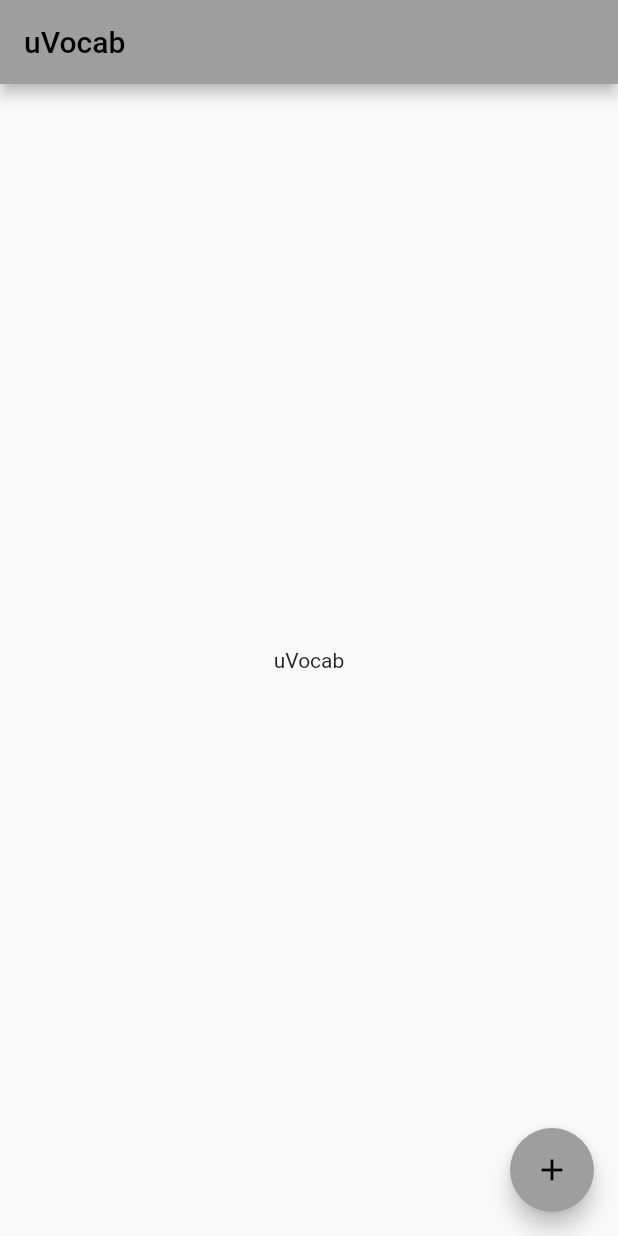
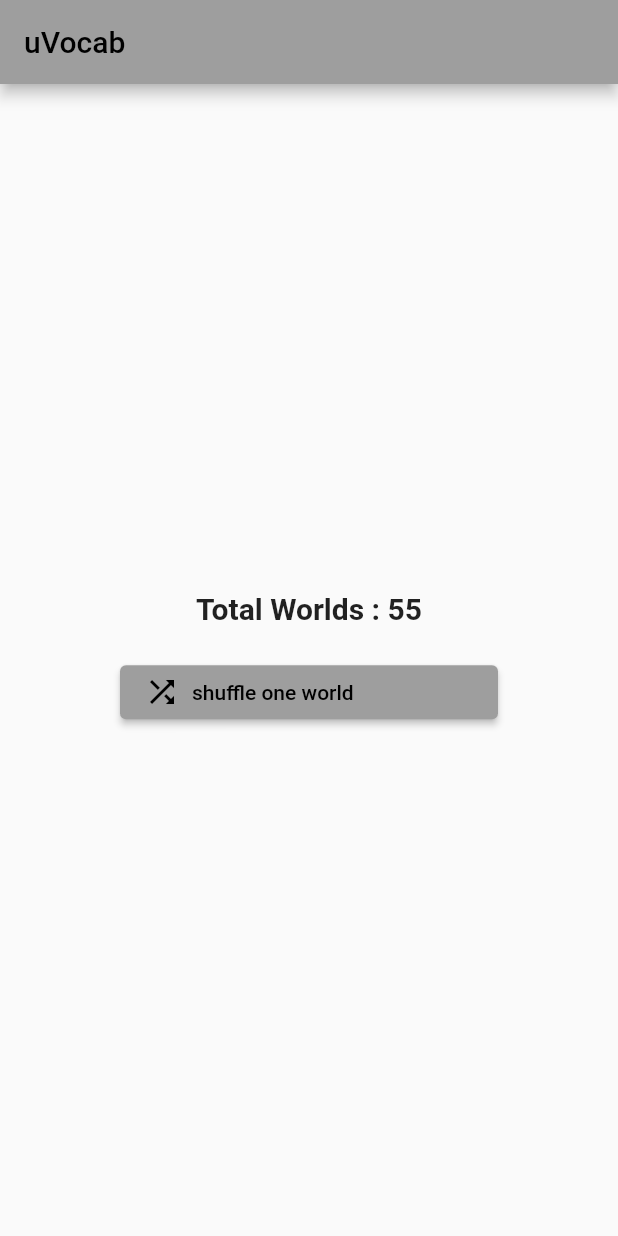
Before and after one commit to robsonoduarte/u_vocab, a Flutter app: the screen it shows after launch, on a phone screen of 412 x 824 dp. Run offline on Flutter 3.47's test engine with Material 2 defaults, Android fonts, the light colour scheme and no system bars; our stand-ins replace go_router.

Commit message:
first version of shuffle word to google define (#9)
Co-authored-by: Robson Duarte <robosn.o.d@gmail.com>

```diff
--- /dev/null
+++ b/lib/db/database.dart
@@ -0,0 +1,61 @@
+class DataBase {
+  final _words = [
+    'jaw',
+    'generate',
+    'boilerplate',
+    'forklift',
+    'treasury',
+    'relative',
+    'equity',
+    'course',
+    'focus',
+    'rusty',
+    'bag',
+    'hell',
+    'plenty',
+    'class',
+    'word',
+    'breast',
+    'death',
+    'sign',
+    'coule',
+    'sergeant',
+    'regulatory',
+    'purse',
+    'apology',
+    'artistic',
+    'chronicle',
+    'attraction',
+    'lobby',
+    'cage',
+    'accusation',
+    'embassy',
+    'flour',
+    'heal',
+    'parliament',
+    'likely',
+    'bet',
+    'fold',
+    'profound',
+    'estimated',
+    'bitter',
+    'game',
+    'shield',
+    'chess',
+    'stallion',
+    'brow',
+    'admission',
+    'candy',
+    'disengage',
+    'stalker',
+    'defer',
+    'wooden',
+    'conviction',
+    'boom',
+    'quiet',
+    'launch',
+    'frame',
+  ];
+
+  Set<String> get words => {..._words}.toSet();
+}
--- a/lib/screen/dash_board.dart
+++ b/lib/screen/dash_board.dart
@@ -1,5 +1,6 @@
 import 'package:flutter/material.dart';
-import 'package:go_router/go_router.dart';
+import 'package:u_vocab/service/worlds.dart';
+import 'package:url_launcher/url_launcher.dart';
 
 class DashBoard extends StatefulWidget {
   const DashBoard({super.key});
@@ -8,6 +9,7 @@ class DashBoard extends StatefulWidget {
 }
 
 class _DashBoardState extends State<DashBoard> {
+  final _worlds = Worlds();
   @override
   Widget build(BuildContext context) {
     return Scaffold(
@@ -17,21 +19,46 @@ class _DashBoardState extends State<DashBoard> {
       body: Center(
         child: Column(
           mainAxisAlignment: MainAxisAlignment.center,
-          children: const <Widget>[
+          children: <Widget>[
             Text(
-              'uVocab',
+              'Total Worlds : ${_worlds.total}',
+              style: const TextStyle(
+                fontSize: 20,
+                fontWeight: FontWeight.bold,
+              ),
             ),
+            Padding(
+              padding: const EdgeInsets.fromLTRB(80, 20, 80, 0),
+              child: ElevatedButton(
+                  onPressed: () async {
+                    launchUrl(
+                      Uri.parse(
+                          'https://www.google.com/search?q=define+${_worlds.shuffle()}'),
+                    );
+                  },
+                  child: Row(
+                    children: const [
+                      Icon(
+                        Icons.shuffle,
+                      ),
+                      Padding(
+                        padding: EdgeInsets.all(8.0),
+                        child: Text('shuffle one world'),
+                      ),
+                    ],
+                  )),
+            )
           ],
         ),
       ),
-      floatingActionButton: FloatingActionButton(
+/*      floatingActionButton: FloatingActionButton(
         onPressed: () {
           context.go("/words");
         },
         child: const Icon(
           Icons.add,
         ),
-      ),
+      ),*/
     );
   }
 }
--- /dev/null
+++ b/lib/service/worlds.dart
@@ -0,0 +1,14 @@
+import 'dart:math';
+
+import 'package:u_vocab/db/database.dart';
+
+class Worlds {
+  final _database = DataBase();
+  String shuffle() {
+    var words = _database.words;
+    var index = Random().nextInt(words.length - 1);
+    return words.elementAt(index);
+  }
+
+  int get total => _database.words.length;
+}
--- a/pubspec.yaml
+++ b/pubspec.yaml
@@ -37,6 +37,7 @@ dependencies:
   # Use with the CupertinoIcons class for iOS style icons.
   cupertino_icons: ^1.0.2
   go_router: ^6.0.1
+  url_launcher: ^6.1.8
 
 dev_dependencies:
   flutter_test:
```
Also changed, not shown: pubspec.lock, 5 other files.
